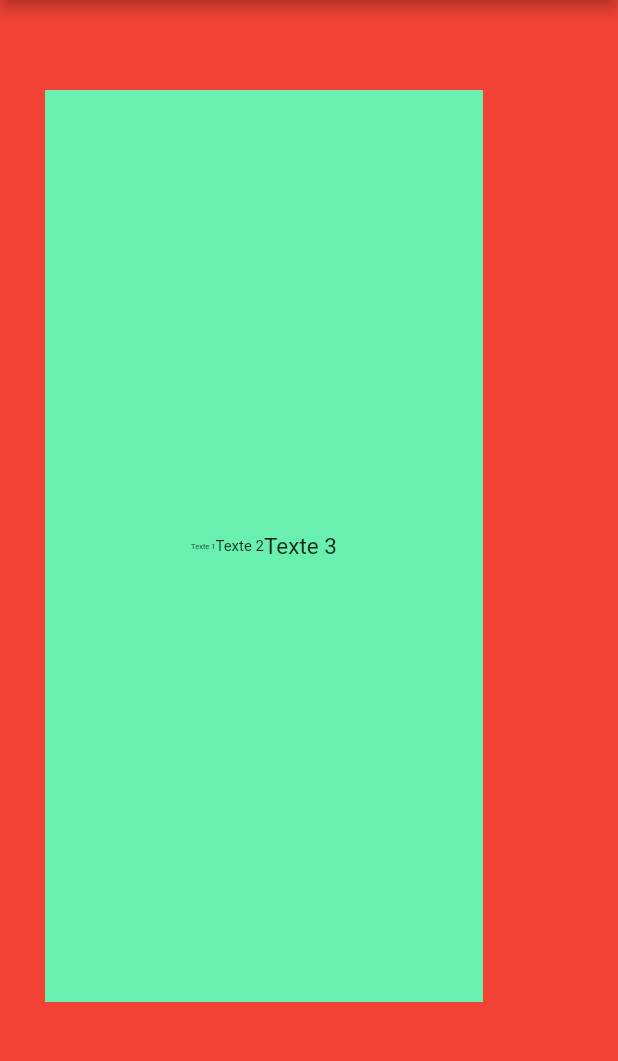
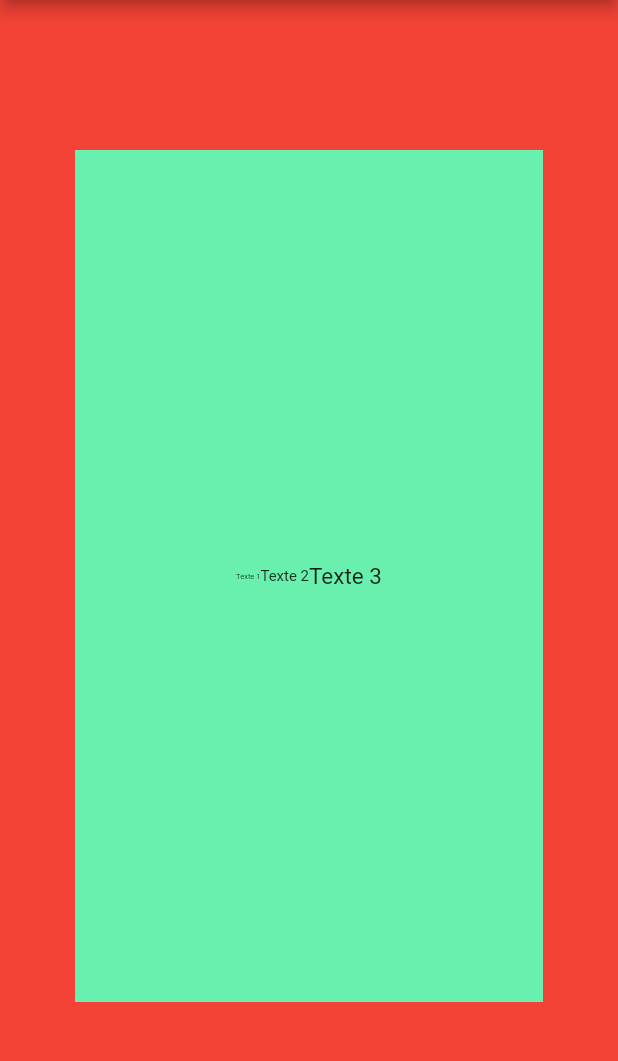
Before and after one commit to Devsaci/flutter2basicv3, a Flutter app: the screen it shows after launch, on a phone screen of 412 x 824 dp, the part 84-1145 px from its top. Run offline on Flutter 3.47's test engine with Material 2 defaults, Android fonts, the light colour scheme and no system bars.

Commit message:
symmetric

```diff
--- a/lib/main.dart
+++ b/lib/main.dart
@@ -39,7 +39,7 @@ class _MyHomePageState extends State<MyHomePage> {
         title: Text(widget.title),
       ),
       body: Container(
-        margin: const EdgeInsets.fromLTRB(30, 60, 90, 100),
+        margin:  const EdgeInsets.symmetric(vertical: 100.0 , horizontal: 50.0),
         height: double.infinity,
         color: Colors.greenAccent,
           child: Row(
```
